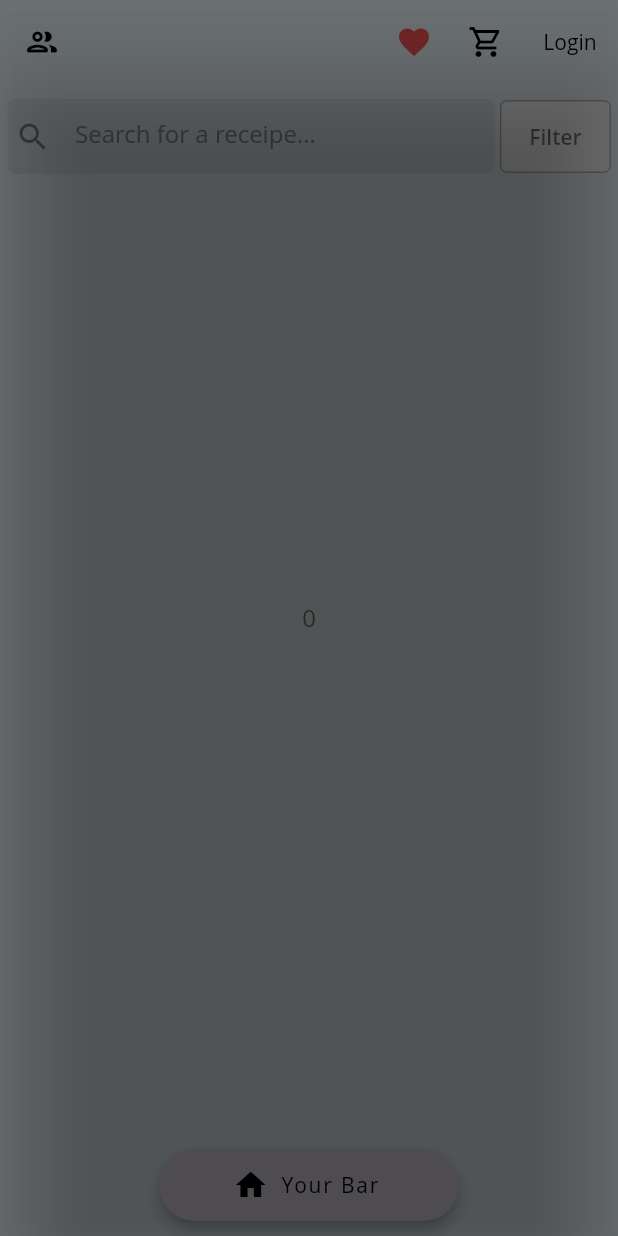
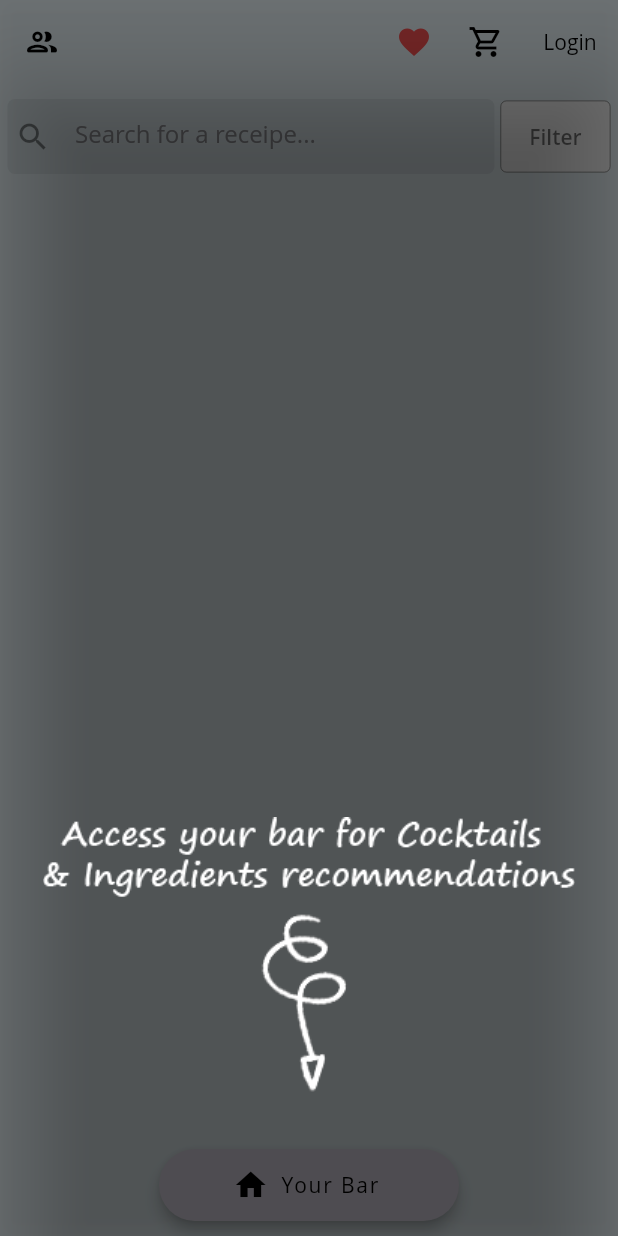
Before and after one commit to Archeane/Bartender, a Flutter app: the screen it shows after launch, on a phone screen of 412 x 824 dp. Run offline on Flutter 3.47's test engine with Material 2 defaults, Android fonts, the phone set to English and light mode, and no system bars; our stand-ins replace cached_network_image, carousel_slider, cloud_firestore, dropdown_search, firebase_auth, firebase_core and 3 more; missing offline and left inert: fraction, grouped_buttons; accounts and stored records are empty; Roboto replaces fonts that are missing (Open Sans).

Commit message:
wlecome screen compelte except first time logic

```diff
--- a/lib/screens/discover_screen.dart
+++ b/lib/screens/discover_screen.dart
@@ -30,22 +30,41 @@ class WelcomeDialog extends StatefulWidget {
 
 class _WelcomeDialogState extends State<WelcomeDialog> {
   int welcomeStep = 0;
+
+  Widget welcomeStepWidget(int welcomeStep) {
+    switch (welcomeStep) {
+      case 0:
+        return Align(
+          alignment: Alignment(0, 0.7),
+          child: Image(image: AssetImage('images/welcome-1.png'),),
+        );
+      case 1:
+        return Align(
+          alignment: Alignment(-0.2, -0.8),
+          child: Image(image: AssetImage('images/welcome-2.png'),),
+        );
+      case 2:
+        return Align(
+          alignment: Alignment(0.18, -0.8),
+          child: Image(image: AssetImage('images/welcome-3.png'),),
+        );
+        break;
+      default:
+        return null;
+    }
+  }
+
   @override
   Widget build(BuildContext context) {
     return GestureDetector(
       behavior: HitTestBehavior.opaque,
         onTap: () {
-          print("tapped");
-          setState(() {
-            welcomeStep += 1;
-          });
-          if(welcomeStep == 2){
+          setState(() => welcomeStep += 1);
+          if(welcomeStep == 3){
             Navigator.pop(context);
           }
       },
-      child: Center(
-         child: Text(welcomeStep.toString()),
-      )
+      child: welcomeStepWidget(welcomeStep),
     );
   }
 }
--- a/lib/screens/mybar_cocktails_screen.dart
+++ b/lib/screens/mybar_cocktails_screen.dart
@@ -51,7 +51,6 @@ class _MyBarCocktailScreenState extends State<MyBarCocktailScreen> {
     Auth authProvider = Provider.of<Auth>(context);
     final cocktails = _getCocktails(authProvider);
     double height = MediaQuery.of(context).size.height;
-    print(height);
     final textThemes = Theme.of(context).textTheme;
 
     return Scaffold(
--- a/pubspec.yaml
+++ b/pubspec.yaml
@@ -44,3 +44,6 @@ flutter:
     - images/wine.jpg
     - images/condiment.jpg
     - images/dairy.jpg
+    - images/welcome-1.png
+    - images/welcome-2.png
+    - images/welcome-3.png
```
Also changed, not shown: images/welcome-1.png (added), images/welcome-2.png (added), images/welcome-3.png (added).
